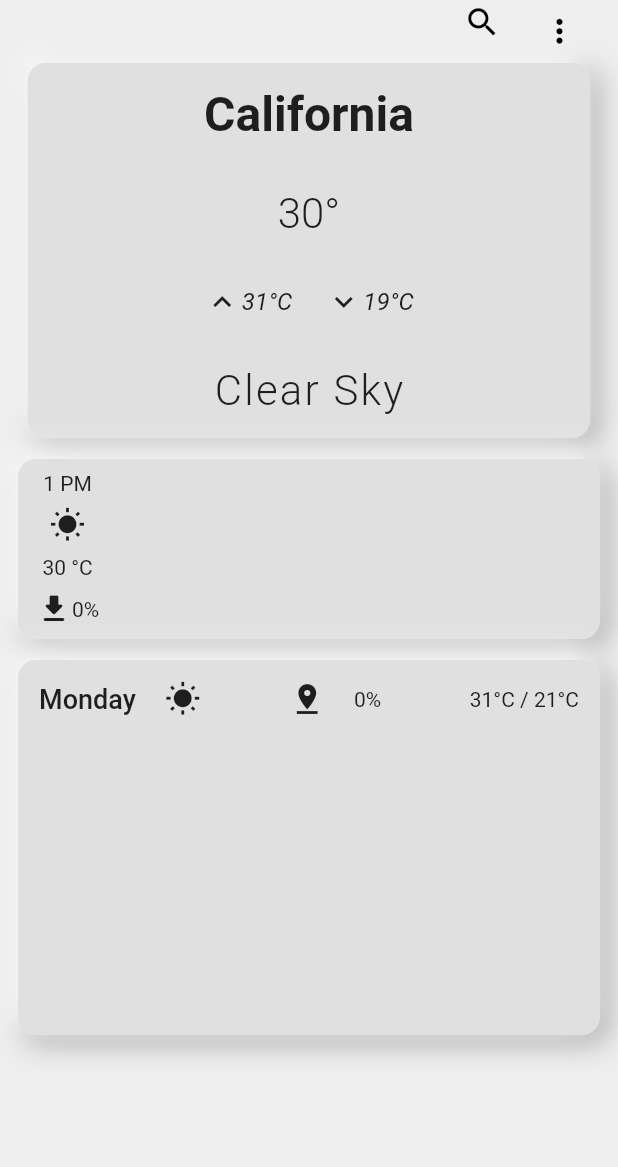
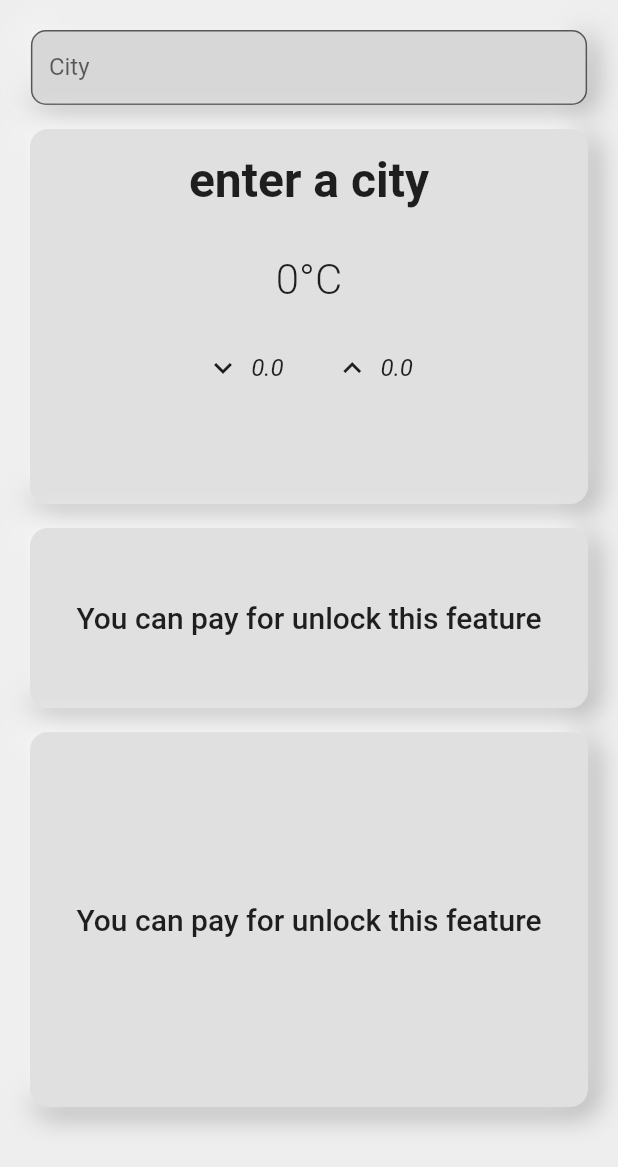
Before and after one commit to tommybarral/Time-Weather-app, a Flutter app: the screen it shows after launch, on a phone screen of 412 x 824 dp. Shown: the top 1167 px of the screen. Run offline on Flutter 3.47's test engine with Material 2 defaults, Android fonts, the phone set to English and light mode, and no system bars; network calls fail.

Commit message:
final project based OpenWeatherMap

```diff
--- /dev/null
+++ b/lib/constants.dart
@@ -0,0 +1,18 @@
+import 'package:flutter/material.dart';
+
+Widget neumorphismContainer(double height, double width, Widget? child) {
+  return  Container(
+    height: height,
+    width: width,
+    margin: const EdgeInsets.all(8.0),
+    decoration: BoxDecoration(
+        color: Colors.grey[300],
+        borderRadius: BorderRadius.circular(12),
+        boxShadow: [
+          BoxShadow(color: Colors.grey.shade500, offset: const Offset(4, 4), blurRadius: 15, spreadRadius: 1),
+          const BoxShadow(color: Colors.white, offset: Offset(-4, -4), blurRadius: 15, spreadRadius: 1),
+        ]
+    ),
+    child: child,
+  );
+}
--- a/lib/main.dart
+++ b/lib/main.dart
@@ -1,7 +1,6 @@
 import 'package:flutter/material.dart';
 import 'package:flutter/services.dart';
-import 'package:time_weather_app/view/home_screen.dart';
-import 'package:time_weather_app/view/settings_screen.dart';
+import './view/home_screen.dart';
 
 void main() {
   WidgetsFlutterBinding.ensureInitialized();
@@ -24,7 +23,6 @@ class MyApp extends StatelessWidget {
       home: const HomeScreen(),
       routes: {
         HomeScreen.routeName: (context) => const HomeScreen(),
-        SettingsScreen.routeName: (context) => const SettingsScreen(),
       },
     );
   }
--- /dev/null
+++ b/lib/models/network.dart
@@ -0,0 +1,25 @@
+import 'package:http/http.dart' as http;
+import 'dart:convert';
+
+class Network {
+
+  final String url;
+
+  Network(this.url);
+
+  Future getMapFromOpenWeather() async {
+    final urlWeatherMap = Uri.parse(url);
+    final response = await http.get(urlWeatherMap);
+    if (response.statusCode == 200) {
+      final decodedData = json.decode(response.body);
+      return decodedData;
+    } else {
+      print('there is an error : ${response.statusCode}');
+    }
+  }
+
+
+
+
+
+}
--- a/lib/view/home_screen.dart
+++ b/lib/view/home_screen.dart
@@ -1,80 +1,96 @@
 import 'package:flutter/material.dart';
-import 'package:time_weather_app/view/settings_screen.dart';
+import '../models/constants.dart';
+import '../constants.dart';
+import '../models/network.dart';
 
-class HomeScreen extends StatelessWidget {
+class HomeScreen extends StatefulWidget {
   const HomeScreen({Key? key}) : super(key: key);
-
   static const routeName = '/Home-screen';
 
-  Widget neumorphismContainer(double height, double width, Widget? child) {
-    return  Container(
-      height: height,
-      width: width,
-      decoration: BoxDecoration(
-          color: Colors.grey[300],
-          borderRadius: BorderRadius.circular(12),
-          boxShadow: [
-            BoxShadow(color: Colors.grey.shade500, offset: const Offset(4, 4), blurRadius: 15, spreadRadius: 1),
-            const BoxShadow(color: Colors.white, offset: Offset(-4, -4), blurRadius: 15, spreadRadius: 1),
-          ]
-      ),
-      child: child,
-    );
+  @override
+  State<HomeScreen> createState() => _HomeScreenState();
+}
+
+class _HomeScreenState extends State<HomeScreen> {
+  String cityName = '';
+  int temperature = 0;
+  double temp_min = 0.00;
+  double temp_max = 0.00;
+  String descrip = '';
+  int humidity = 0;
+
+  Future weatherMapData(String city) async {
+    Network networkHelper = Network('${openWeatherMapUrl}q=$city&appid=$apiKey&units=metric');
+    var weatherdata = await networkHelper.getMapFromOpenWeather();
+    setState(() {
+      cityName = weatherdata['name'];
+      double temp = weatherdata['main']['temp'];
+      temperature = temp.toInt();
+      temp_min = weatherdata['main']['temp_min'];
+      temp_max = weatherdata['main']['temp_max'];
+      descrip = weatherdata['weather'][0]['description'];
+      humidity = weatherdata['main']['humidity'];
+    });
+  }
+
+  @override
+  void initState() {
+    weatherMapData(cityName);
+    super.initState();
   }
 
   @override
   Widget build(BuildContext context) {
+    weatherMapData(cityName);
     return Scaffold(
       backgroundColor: Colors.grey[200],
-      appBar: PreferredSize(
-        preferredSize: const Size.fromHeight(30),
-        child: SafeArea(
-          child: Row(
-            mainAxisAlignment: MainAxisAlignment.end,
-            children: [
-            const Icon(Icons.search, color: Colors.black, size: 25,),
-            const SizedBox(width: 15,),
-            IconButton(
-              onPressed: () {
-                Navigator.of(context).pushNamed(SettingsScreen.routeName);
-              },
-                icon: const Icon(Icons.more_vert, color: Colors.black, size: 25)),
-            const SizedBox(width: 15,),
-            ],
-          ),
-        ),
-      ),
-      body: SingleChildScrollView(
+      body: SafeArea(
+        child: SingleChildScrollView(
           child: Padding(
             padding: const EdgeInsets.all(12.0),
             child: Column(
               children: [
+                neumorphismContainer(50, MediaQuery.of(context).size.width * 0.9, TextField(
+                  decoration: const InputDecoration(
+                    labelText: 'City',
+                    filled: true,
+                    border: OutlineInputBorder(
+                      borderRadius: BorderRadius.all(Radius.circular(10),),
+                    ),
+                  ),
+                  textInputAction: TextInputAction.done,
+                  keyboardType: TextInputType.text,
+                  onSubmitted: (val) {
+                    setState(() {
+                      cityName = val;
+                    });
+                  },
+                ),),
                 neumorphismContainer(250, 375,
                   Column(
                     mainAxisAlignment: MainAxisAlignment.spaceAround,
                     children: [
-                    Text('California', style: const TextStyle(fontSize: 32, fontWeight: FontWeight.bold),),
-                    Text('30°', style: const TextStyle(fontSize: 28, fontWeight: FontWeight.w300),),
+                      Text((cityName == '') ? 'enter a city' : cityName.toLowerCase(), style: const TextStyle(fontSize: 32, fontWeight: FontWeight.bold),),
+                      Text('$temperature°C', style: const TextStyle(fontSize: 28, fontWeight: FontWeight.w300),),
                       Row(
                         mainAxisAlignment: MainAxisAlignment.spaceEvenly,
                         children: [
-                        SizedBox(width: MediaQuery.of(context).size.width * 0.28,),
-                        Icon(Icons.keyboard_arrow_up),
-                        Text('31°C', style: const TextStyle(fontSize: 16, fontStyle: FontStyle.italic),),
-                        SizedBox(width: 20,),
-                        Icon(Icons.keyboard_arrow_down),
-                        Text('19°C', style: const TextStyle(fontSize: 16, fontStyle: FontStyle.italic),),
-                        SizedBox(width: MediaQuery.of(context).size.width * 0.28,),
+                          SizedBox(width: MediaQuery.of(context).size.width * 0.25,),
+                          const Icon(Icons.keyboard_arrow_down),
+                          Text(temp_min.toString(), style: const TextStyle(fontSize: 16, fontStyle: FontStyle.italic),),
+                          const SizedBox(width: 20,),
+                          const Icon(Icons.keyboard_arrow_up),
+                          Text(temp_max.toString(), style: const TextStyle(fontSize: 16, fontStyle: FontStyle.italic),),
+                          SizedBox(width: MediaQuery.of(context).size.width * 0.25,),
                         ],
                       ),
-                    Text('Clear Sky', style: const TextStyle(fontSize: 28, fontWeight: FontWeight.w300, letterSpacing: 1.5),),
+                      Text(descrip, style: const TextStyle(fontSize: 28, fontWeight: FontWeight.w300, letterSpacing: 1.5),),
                     ],
                   ),
                 ),
-              Padding(
-                padding: const EdgeInsets.only(top: 14.0, bottom: 4.0),
-                child: neumorphismContainer(
+                neumorphismContainer(
                   120, MediaQuery.of(context).size.width * 1,
+                  /*
                   ListView(
                     scrollDirection: Axis.horizontal,
                     children: [
@@ -97,12 +113,12 @@ class HomeScreen extends StatelessWidget {
                       ),
                     ],
                   ),
+                  */
+                  const Center(child: Text('You can pay for unlock this feature', style: TextStyle(fontSize: 20, fontWeight: FontWeight.w500),),),
                 ),
-              ),
-              Padding(
-                padding: const EdgeInsets.only(top: 10.0, bottom: 10.0),
-                child: neumorphismContainer(
+                neumorphismContainer(
                   250, MediaQuery.of(context).size.width * 1,
+                  /*
                   ListView(
                     children: [
                       Padding(
@@ -122,9 +138,11 @@ class HomeScreen extends StatelessWidget {
                       ),
                     ],
                   ),
-                ),
+                  */
+                  const Center(child: Text('You can pay for unlock this feature', style: TextStyle(fontSize: 20, fontWeight: FontWeight.w500),),),
                 ),
               ],
+            ),
           ),
         ),
       ),
```
Also changed, not shown: lib/view/settings_screen.dart (deleted, +0 -82 lines), images/cap1.png (added), images/cap2.png (added), images/cap3.png (added), 2 other files. Lines whose indentation alone changed are shown as unchanged.
